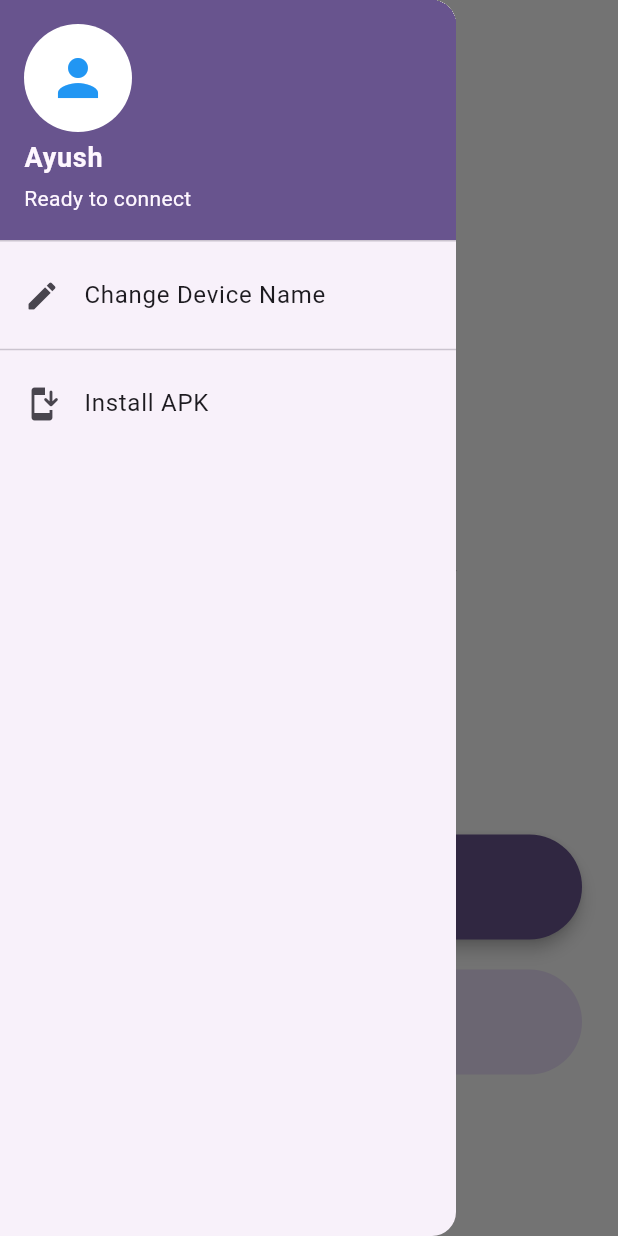
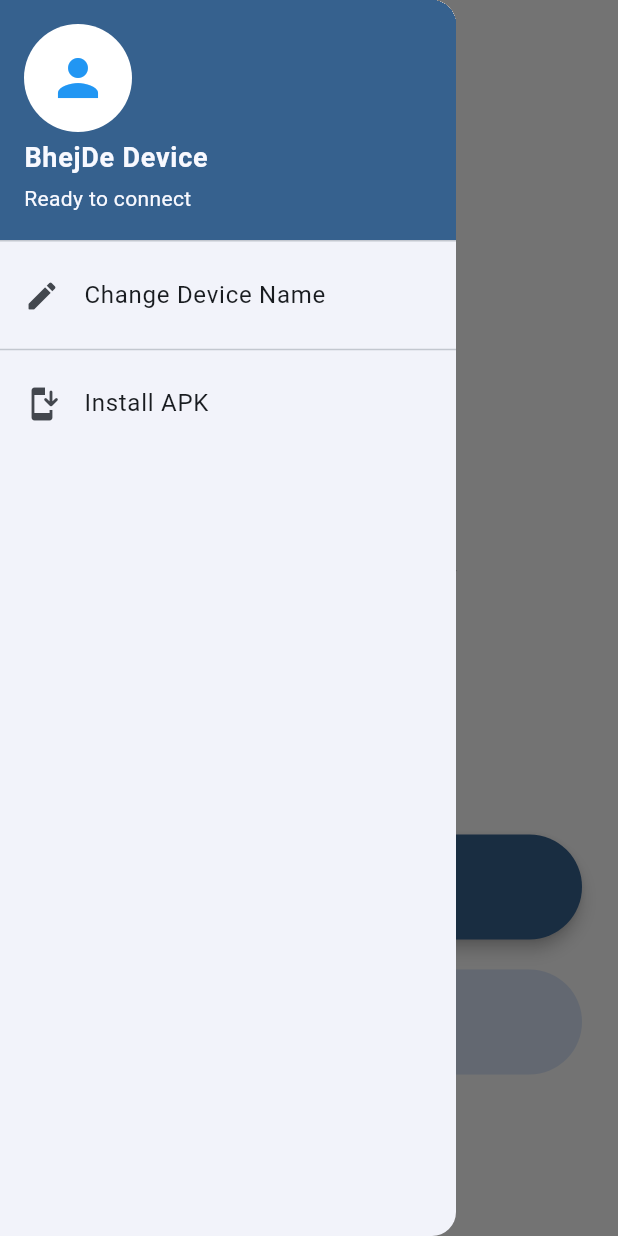
Before and after one commit to ayushofficial28/bhejde, a Flutter app: the screen it shows after launch, in the side drawer, after a tap on "SEND", on a phone screen of 412 x 824 dp. Run offline on Flutter 3.47's test engine with Material 3 defaults, Android fonts, the phone set to English and light mode, and no system bars; our stand-ins replace device_info_plus, file_picker, flutter_riverpod, permission_handler, shared_preferences; missing offline and left inert: android_document_fetcher, android_intent_plus, apks_manager, flutter_device_apps, flutter_device_name, nearby_connections and 3 more.

Commit message:
Added the fetching and updation of device name

```diff
--- /dev/null
+++ b/lib/features/discovery/device_name_provider.dart
@@ -0,0 +1,50 @@
+import 'package:flutter_device_name/flutter_device_name.dart';
+import 'package:flutter_riverpod/legacy.dart';
+import 'package:shared_preferences/shared_preferences.dart';
+
+final deviceNameProvider = StateNotifierProvider<DeviceNameNotifier, String>((ref) {
+  return DeviceNameNotifier();
+});
+
+class DeviceNameNotifier extends StateNotifier<String> {
+  DeviceNameNotifier() : super("BhejDe Device") {
+    _initName();
+  }
+
+  Future<void> _initName() async {
+    final prefs = await SharedPreferences.getInstance();
+    final savedName = prefs.getString('custom_device_name');
+
+    if (savedName != null && savedName.isNotEmpty) {
+      state = savedName;
+    } else {
+      await refreshHardwareName();
+    }
+  }
+
+  // Called manually after permissions are granted
+  Future<void> refreshHardwareName() async {
+    final prefs = await SharedPreferences.getInstance();
+    if (prefs.containsKey('custom_device_name')) return;
+
+    try {
+      final plugin = DeviceName();
+      final nativeName = await plugin.getName();
+
+      if (nativeName != null && nativeName.isNotEmpty) {
+        state = nativeName;
+        await prefs.setString('custom_device_name', state);
+      }
+    } catch (e) {
+      // Fails silently if permissions aren't granted yet
+    }
+  }
+
+  Future<void> updateName(String newName) async {
+    if (newName.trim().isEmpty) return;
+
+    state = newName.trim();
+    final prefs = await SharedPreferences.getInstance();
+    await prefs.setString('custom_device_name', state);
+  }
+}
--- a/lib/main.dart
+++ b/lib/main.dart
@@ -17,7 +17,7 @@ class MyApp extends StatelessWidget {
       title: 'BhejDe',
       theme: ThemeData(
        useMaterial3: true,
-        colorScheme: ColorScheme.fromSeed(seedColor: Colors.deepPurple),
+        colorScheme: ColorScheme.fromSeed(seedColor: Colors.blue),
         appBarTheme: const AppBarTheme(
           backgroundColor: Colors.transparent,
           elevation: 0,
--- a/pubspec.yaml
+++ b/pubspec.yaml
@@ -37,7 +37,6 @@ dependencies:
   permission_handler: ^12.0.3
   flutter_riverpod: ^3.3.2
   nearby_connections: ^4.3.0
-  device_name: ^0.0.4
   flutter_device_apps: ^0.8.1
   file_picker: ^11.0.0
   device_info_plus: 12.4.0
@@ -48,6 +47,8 @@ dependencies:
   android_intent_plus: ^6.1.0
   wifi_iot: ^0.3.19+2
   apks_manager: ^1.1.1
+  flutter_device_name: ^0.0.3
+  shared_preferences: ^2.5.5
 
 
 
```
Also changed, not shown: lib/features/discovery/home_screen.dart (+185 -95 lines), lib/features/discovery/nearby_controller.dart (+57 -27 lines), pubspec.lock, 1 other file.
